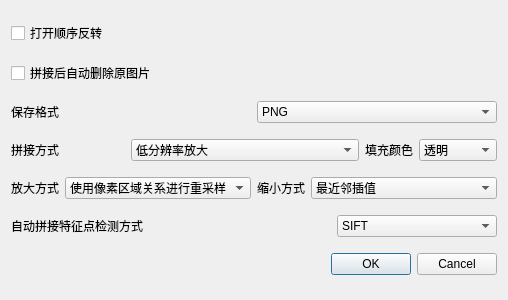
The window that settingwindow.ui (JKWTCN/ImageSplicing) describes before a commit, drawn with Qt 5.
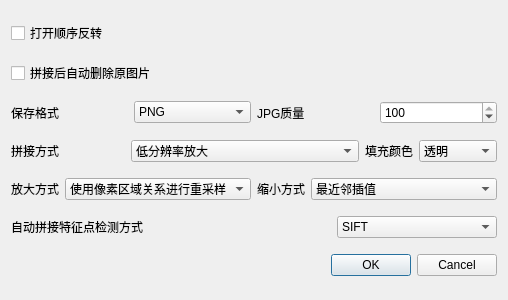
The same window after the commit.

Commit message: feat:增加JPG图片设置质量选项;

```diff
--- a/settingwindow.ui
+++ b/settingwindow.ui
@@ -29,6 +29,8 @@
     </widget>
    </item>
    <item>
+    <layout class="QHBoxLayout" name="horizontalLayout_10">
+     <item>
     <layout class="QHBoxLayout" name="horizontalLayout">
      <item>
       <widget class="QLabel" name="label">
@@ -50,6 +52,29 @@
         </property>
        </item>
       </widget>
+       </item>
+      </layout>
+     </item>
+     <item>
+      <layout class="QHBoxLayout" name="horizontalLayout_9">
+       <item>
+        <widget class="QLabel" name="label_jpg_quality">
+         <property name="text">
+          <string>JPG质量</string>
+         </property>
+        </widget>
+       </item>
+       <item>
+        <widget class="QSpinBox" name="spinBox_jpg_quality">
+         <property name="maximum">
+          <number>100</number>
+         </property>
+         <property name="value">
+          <number>100</number>
+         </property>
+        </widget>
+       </item>
+      </layout>
      </item>
     </layout>
    </item>
```
Lines whose indentation alone changed are shown as unchanged. The commit also changes 6 other files.
